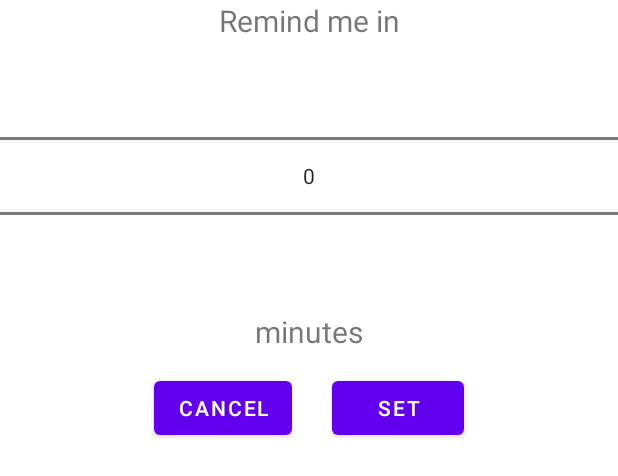
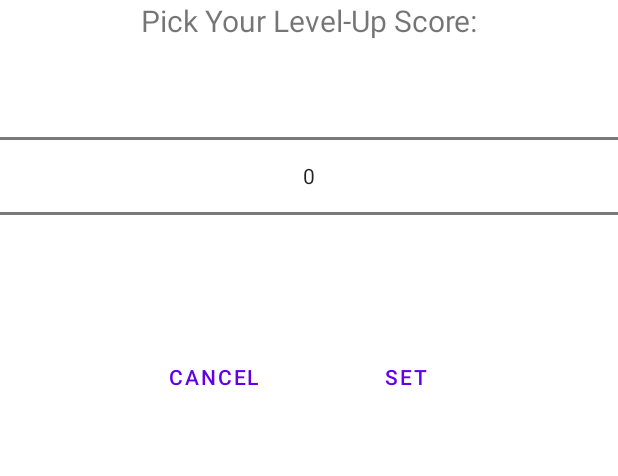
Before and after one commit to LaviCohen/MathPractice, an Android app: the layout number_picker_prefrences_dialog_layout.xml on its own in the app's theme, with its tools: preview values and no code run, on a phone screen of 412 x 824 dp. Shown: the top 476 px of the screen. Run offline under Robolectric (Android 15) with nearby library versions, the phone set to English and light mode, and no system bars.

Commit message:
Adding Level-Up Score Preference

```diff
--- a/app/build.gradle
+++ b/app/build.gradle
@@ -47,7 +47,7 @@ dependencies {
     implementation 'com.android.support:multidex:1.0.3'
     implementation 'androidx.appcompat:appcompat:1.5.1'
     implementation 'com.google.android.material:material:1.7.0'
-    implementation 'androidx.constraintlayout:constraintlayout:2.1.4'
+    implementation 'androidx.constraintlayout:constraintlayout:2.0.0-alpha4'
     implementation 'androidx.preference:preference:1.2.0'
     implementation 'androidx.lifecycle:lifecycle-viewmodel-ktx:2.5.1'
     implementation 'androidx.navigation:navigation-fragment:2.5.3'
--- a/app/src/main/java/com/example/mathpractice/activities/practice/PracticeActivity.java
+++ b/app/src/main/java/com/example/mathpractice/activities/practice/PracticeActivity.java
@@ -60,13 +60,13 @@ public class PracticeActivity extends AppCompatActivity {
 		remindMeLaterButton.setOnClickListener(view -> {
 			Dialog d = new Dialog(PracticeActivity.this);
 			d.setTitle("Pick Number");
-			d.setContentView(R.layout.number_picker_dialog_layout);
+			d.setContentView(R.layout.number_picker_alarm_dialog_layout);
 			Button ok = d.findViewById(R.id.set_button);
 			Button cancel = d.findViewById(R.id.cancel_button);
 			NumberPicker np = d.findViewById(R.id.number_picker);
-			np.setMinValue(0);
-			np.setMaxValue(300);
+			np.setMinValue(1);
 			np.setValue(5);
+			np.setWrapSelectorWheel(false);
 			ok.setOnClickListener(v -> {
 				MyAlarmManager.setAlarm(PracticeActivity.this, np.getValue());
 				d.dismiss();
--- a/app/src/main/java/com/example/mathpractice/activities/scores/ScoresUtilities.java
+++ b/app/src/main/java/com/example/mathpractice/activities/scores/ScoresUtilities.java
@@ -80,7 +80,7 @@ public class ScoresUtilities {
 	 * @param type the type to update its scores.
 	 * @param level the level to update its scores.
 	 * @param calculation the current scores calculation method.
-	 * @return if the scores update requires level-up.
+	 * @return true if the scores update requires level-up.
 	 * */
 	public static boolean updateScores(Context context, int type, int level, String calculation) {
 		PracticesHelper dataBase = new PracticesHelper(context);
@@ -95,7 +95,8 @@ public class ScoresUtilities {
 		c.moveToFirst();
 		ScoresActivity.scores[type][level - 1] = ((int)(c.getDouble(0) * 10000))/100.0;
 		c.close();
-		if (level < 3 && ScoresActivity.scores[type][level - 1] > 80.0) {
+		if (level < 3 && ScoresActivity.scores[type][level - 1] >
+				PreferenceManager.getDefaultSharedPreferences(context).getInt("levelUpScore", 80)) {
 			c = dataBase.execSQLForReading("SELECT COUNT(success) FROM (SELECT success FROM practices_done_type_" + type + "_user_" +
 					user + " WHERE level = " + level + ");");
 			c.moveToFirst();
--- a/app/src/main/res/layout/number_picker_dialog_layout.xml
+++ b/app/src/main/res/layout/number_picker_prefrences_dialog_layout.xml
@@ -8,18 +8,12 @@
         android:layout_height="wrap_content"
         android:gravity="center"
         android:textSize="20sp"
-        android:text="@string/remind_me_in"/>
+        android:text="@string/pick_your_level_up_score_dots"/>
     <NumberPicker
         android:id="@+id/number_picker"
         android:layout_width="match_parent"
         android:layout_height="wrap_content"
         />
-    <TextView
-        android:layout_width="match_parent"
-        android:layout_height="wrap_content"
-        android:gravity="center"
-        android:textSize="20sp"
-        android:text="@string/minutes"/>
     <LinearLayout
         android:layout_width="match_parent"
         android:layout_height="wrap_content"
@@ -29,15 +23,15 @@
             android:id="@+id/cancel_button"
             android:layout_width="wrap_content"
             android:layout_height="wrap_content"
-            android:layout_margin="20px"
-            android:text="Cancel"
-            />
+            android:layout_margin="20dp"
+            android:text="@string/cancel"
+            style="?android:attr/buttonBarButtonStyle" />
         <Button
             android:id="@+id/set_button"
             android:layout_width="wrap_content"
             android:layout_height="wrap_content"
-            android:layout_margin="20px"
-            android:text="set"
-            />
+            android:layout_margin="20dp"
+            android:text="@string/set"
+            style="?android:attr/buttonBarButtonStyle" />
     </LinearLayout>
 </LinearLayout>
--- a/app/src/main/res/values/strings.xml
+++ b/app/src/main/res/values/strings.xml
@@ -36,5 +36,8 @@
     <string name="minutes">minutes</string>
     <string name="settings_dots">Settings:</string>
     <string name="level_error">Level error</string>
+    <string name="pick_your_level_up_score_dots">Pick Your Level-Up Score:</string>
+    <string name="cancel">Cancel</string>
+    <string name="set">Set</string>
 
 </resources>
--- a/app/src/main/res/xml/root_preferences.xml
+++ b/app/src/main/res/xml/root_preferences.xml
@@ -34,4 +34,10 @@
         app:entries="@array/CalculationsNames"
         app:entryValues="@array/CalculationValues"
         />
+
+    <Preference
+        app:key="levelUpScore"
+        app:title="Score Required for Level-Up"
+        app:defaultValue="80"
+        />
 </PreferenceScreen>
```
Also changed, not shown: app/src/main/java/com/example/mathpractice/activities/settings/SettingsFragment.java (+34 -1 lines), app/src/main/res/layout/number_picker_alarm_dialog_layout.xml (added, +43 -0 lines).
